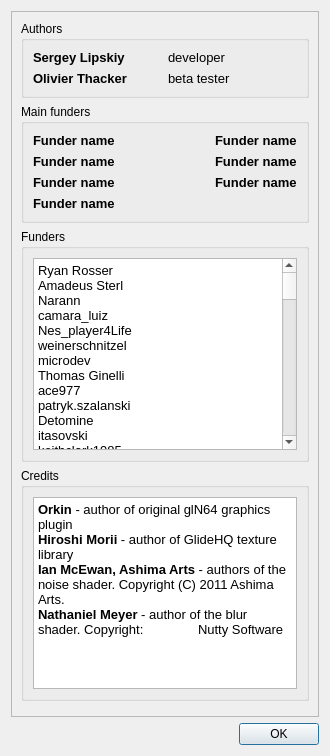
Before: the Qt Designer form GLideNUI/AboutDialog.ui in gonetz/GLideN64, drawn with Qt 5.
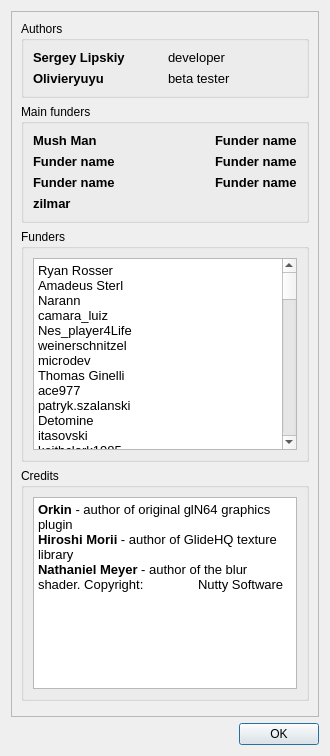
After: the same form once the commit is applied. Icons and pictures are not drawn.

Commit message: Switch from shader based pseudo-random simplex noise to texture based one.

What changed in the file:
```diff
--- a/GLideNUI/AboutDialog.ui
+++ b/GLideNUI/AboutDialog.ui
@@ -90,7 +90,7 @@
             </font>
            </property>
            <property name="text">
-            <string>Olivier Thacker</string>
+            <string>Olivieryuyu</string>
            </property>
           </widget>
          </item>
@@ -134,7 +134,7 @@
             </font>
            </property>
            <property name="text">
-            <string>Funder name</string>
+            <string>Mush Man</string>
            </property>
           </widget>
          </item>
@@ -222,7 +222,7 @@
             </font>
            </property>
            <property name="text">
-            <string>Funder name</string>
+            <string>zilmar</string>
            </property>
           </widget>
          </item>
@@ -420,7 +420,7 @@
 p, li { white-space: pre-wrap; }
 &lt;/style&gt;&lt;/head&gt;&lt;body style=&quot; font-family:'MS Shell Dlg 2'; font-size:8.25pt; font-weight:400; font-style:normal;&quot;&gt;
 &lt;p style=&quot; margin-top:0px; margin-bottom:0px; margin-left:0px; margin-right:0px; -qt-block-indent:0; text-indent:0px;&quot;&gt;&lt;span style=&quot; font-size:10pt; font-weight:600;&quot;&gt;Orkin&lt;/span&gt;&lt;span style=&quot; font-size:10pt;&quot;&gt; - author of original glN64 graphics plugin&lt;br /&gt;&lt;/span&gt;&lt;span style=&quot; font-size:10pt; font-weight:600;&quot;&gt;Hiroshi Morii&lt;/span&gt;&lt;span style=&quot; font-size:10pt;&quot;&gt; - author of GlideHQ texture library&lt;/span&gt;&lt;/p&gt;
-&lt;p style=&quot; margin-top:0px; margin-bottom:0px; margin-left:0px; margin-right:0px; -qt-block-indent:0; text-indent:0px;&quot;&gt;&lt;span style=&quot; font-size:10pt; font-weight:600;&quot;&gt;Ian McEwan, Ashima Arts&lt;/span&gt;&lt;span style=&quot; font-size:10pt;&quot;&gt; - authors of the noise shader. Copyright (C) 2011 Ashima Arts.&lt;br /&gt;&lt;/span&gt;&lt;span style=&quot; font-size:10pt; font-weight:600;&quot;&gt;Nathaniel Meyer&lt;/span&gt;&lt;span style=&quot; font-size:10pt;&quot;&gt; - author of the blur shader. Copyright:	Nutty Software&lt;/span&gt;&lt;/p&gt;
+&lt;p style=&quot; margin-top:0px; margin-bottom:0px; margin-left:0px; margin-right:0px; -qt-block-indent:0; text-indent:0px;&quot;&gt;&lt;span style=&quot; font-size:10pt; font-weight:600;&quot;&gt;Nathaniel Meyer&lt;/span&gt;&lt;span style=&quot; font-size:10pt;&quot;&gt; - author of the blur shader. Copyright:	Nutty Software&lt;/span&gt;&lt;/p&gt;
 &lt;p style=&quot;-qt-paragraph-type:empty; margin-top:0px; margin-bottom:0px; margin-left:0px; margin-right:0px; -qt-block-indent:0; text-indent:0px; font-size:10pt;&quot;&gt;&lt;br /&gt;&lt;/p&gt;&lt;/body&gt;&lt;/html&gt;</string>
            </property>
           </widget>
```
Left out of the diff: 6 changed lines with no effect on the pictures. The commit also changes 6 other files.
